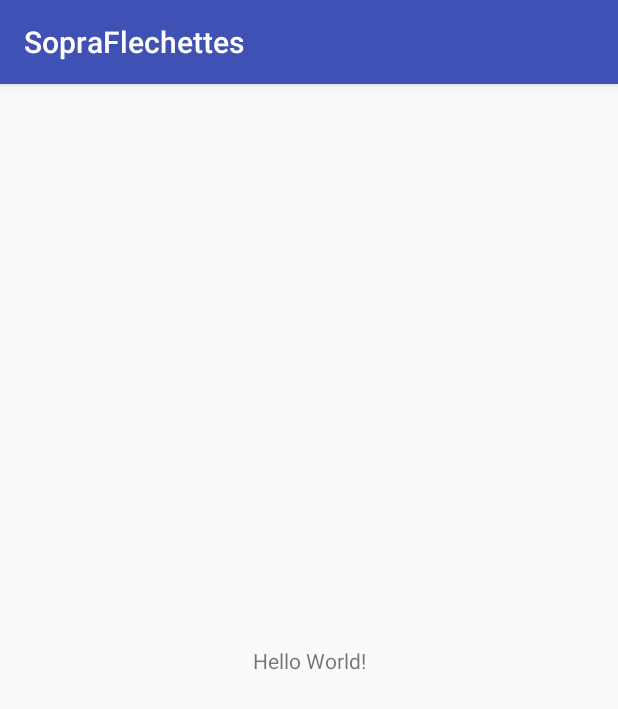
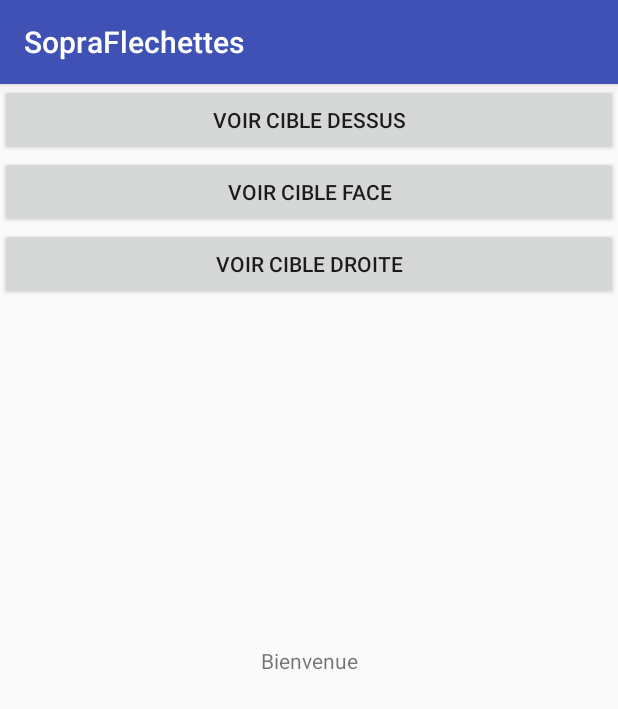
Before and after one commit to Quentin2512/SopraFlechettes, an Android app: the screen it shows after launch (MainActivity), on a phone screen of 412 x 824 dp. Shown: the top 709 px of the screen. Run offline under Robolectric (Android 15) with nearby library versions, the phone set to English and light mode, and no system bars.

Commit message:
3 CAMERA FEED

```diff
--- a/app/src/main/AndroidManifest.xml
+++ b/app/src/main/AndroidManifest.xml
@@ -2,6 +2,7 @@
 <manifest xmlns:android="http://schemas.android.com/apk/res/android"
     package="com.example.quent.sopraflechettes">
 
+    <uses-permission android:name="android.permission.INTERNET" />
     <application
         android:allowBackup="true"
         android:icon="@mipmap/ic_launcher"
@@ -12,10 +13,11 @@
         <activity android:name=".MainActivity">
             <intent-filter>
                 <action android:name="android.intent.action.MAIN" />
-
                 <category android:name="android.intent.category.LAUNCHER" />
             </intent-filter>
         </activity>
+        <activity android:name=".SeeVideoDessus" />
+        <activity android:name=".SeeVideoFace" />
+        <activity android:name=".SeeVideoDroite" />
     </application>
-
 </manifest>
--- a/app/src/main/java/com/example/quent/sopraflechettes/MainActivity.java
+++ b/app/src/main/java/com/example/quent/sopraflechettes/MainActivity.java
@@ -1,13 +1,48 @@
 package com.example.quent.sopraflechettes;
 
+import android.content.Intent;
+import android.net.Uri;
 import android.support.v7.app.AppCompatActivity;
 import android.os.Bundle;
+import android.view.View;
+import android.widget.Button;
+import android.widget.MediaController;
+import android.widget.VideoView;
 
 public class MainActivity extends AppCompatActivity {
+
+    Button seeVideoDessus;
+    Button seeVideoFace;
+    Button seeVideoDroite;
 
     @Override
     protected void onCreate(Bundle savedInstanceState) {
         super.onCreate(savedInstanceState);
         setContentView(R.layout.activity_main);
+
+        seeVideoDessus = (Button) findViewById(R.id.btSeeVideoDessus);
+        seeVideoFace = (Button) findViewById(R.id.btSeeVideoFace);
+        seeVideoDroite = (Button) findViewById(R.id.btSeeVideoDroite);
+
+        seeVideoDessus.setOnClickListener(new View.OnClickListener() {
+            public void onClick(View view) {
+                Intent myIntent = new Intent(view.getContext(), SeeVideoDessus.class);
+                startActivityForResult(myIntent, 0);
+            }
+        });
+
+        seeVideoFace.setOnClickListener(new View.OnClickListener() {
+            public void onClick(View view) {
+                Intent myIntent = new Intent(view.getContext(), SeeVideoFace.class);
+                startActivityForResult(myIntent, 0);
+            }
+        });
+
+        seeVideoDroite.setOnClickListener(new View.OnClickListener() {
+            public void onClick(View view) {
+                Intent myIntent = new Intent(view.getContext(), SeeVideoDroite.class);
+                startActivityForResult(myIntent, 0);
+            }
+        });
     }
 }
--- a/app/src/main/java/test.java
+++ /dev/null
@@ -1,2 +0,0 @@
-public class test {
-}
--- a/app/src/main/res/layout/activity_main.xml
+++ b/app/src/main/res/layout/activity_main.xml
@@ -9,10 +9,39 @@
     <TextView
         android:layout_width="wrap_content"
         android:layout_height="wrap_content"
-        android:text="Hello World!"
+        android:text="Bienvenue"
         app:layout_constraintBottom_toBottomOf="parent"
         app:layout_constraintLeft_toLeftOf="parent"
         app:layout_constraintRight_toRightOf="parent"
         app:layout_constraintTop_toTopOf="parent" />
 
+    <LinearLayout xmlns:android="http://schemas.android.com/apk/res/android"
+        android:orientation="vertical"
+        android:layout_width="fill_parent"
+        android:layout_height="fill_parent">
+
+        <Button
+            android:id="@+id/btSeeVideoDessus"
+            android:layout_width="fill_parent"
+            android:layout_height="wrap_content"
+            android:layout_centerHorizontal="true"
+            android:layout_centerVertical="true"
+            android:text="Voir cible dessus" />
+
+        <Button
+            android:id="@+id/btSeeVideoFace"
+            android:layout_width="fill_parent"
+            android:layout_height="wrap_content"
+            android:layout_centerHorizontal="true"
+            android:layout_centerVertical="true"
+            android:text="Voir cible face" />
+        <Button
+            android:id="@+id/btSeeVideoDroite"
+            android:layout_width="fill_parent"
+            android:layout_height="wrap_content"
+            android:layout_centerHorizontal="true"
+            android:layout_centerVertical="true"
+            android:text="Voir cible droite" />
+    </LinearLayout>
+
 </android.support.constraint.ConstraintLayout>
```
Also changed, not shown: app/src/main/java/com/example/quent/sopraflechettes/SeeVideoDroite.java (added, +17 -0 lines), app/src/main/java/com/example/quent/sopraflechettes/SeeVideoFace.java (added, +17 -0 lines), app/src/main/res/layout/see_video.xml (added, +16 -0 lines).
